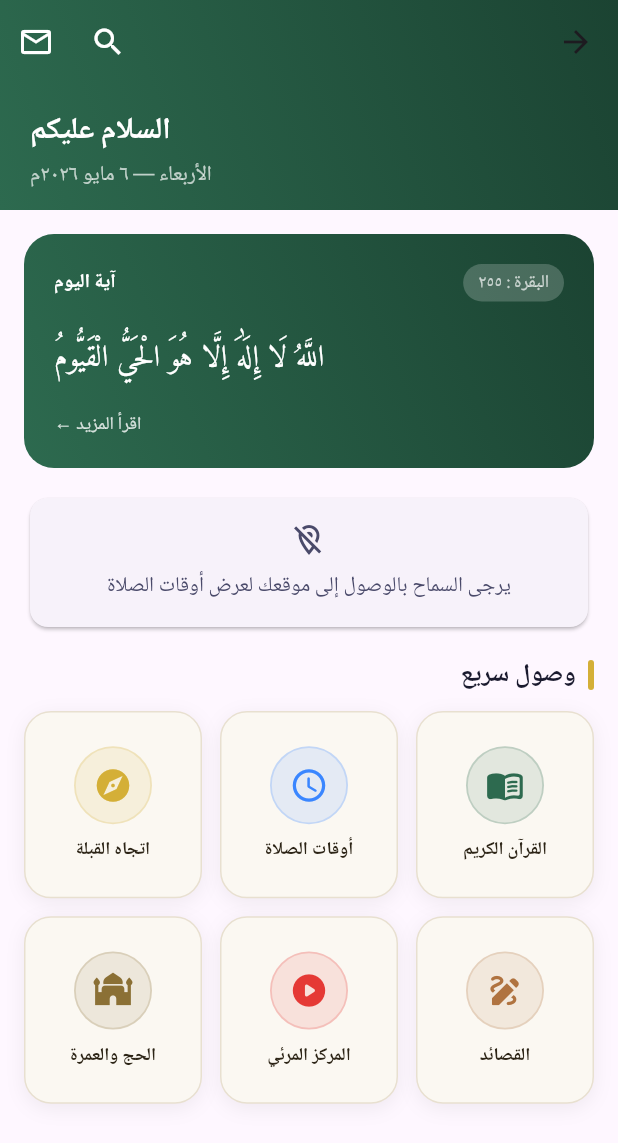
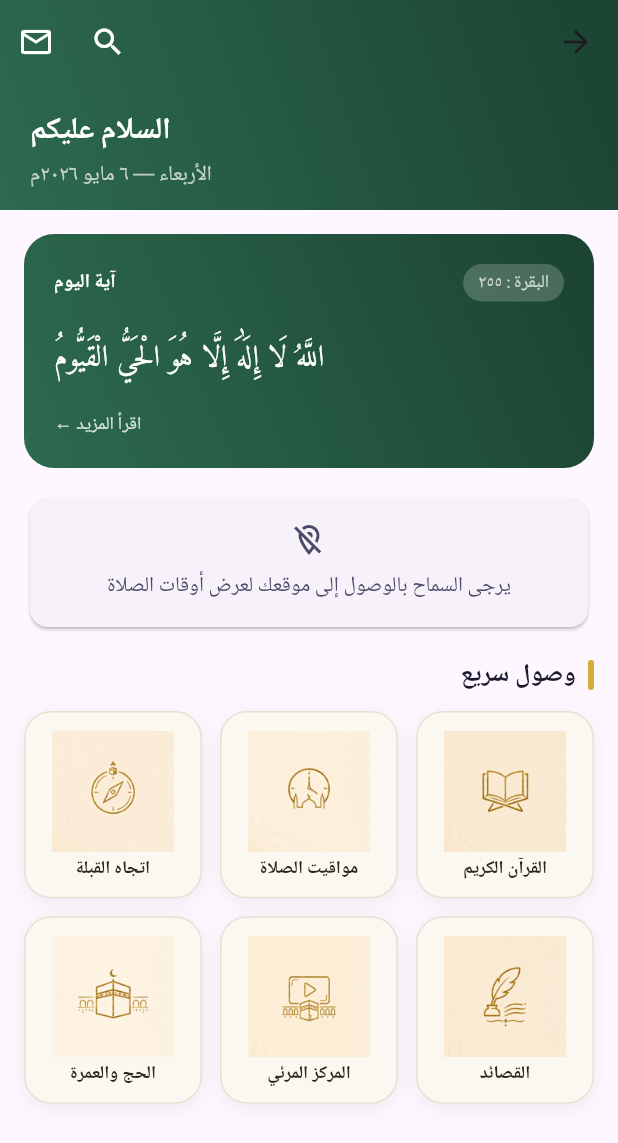
Before and after one commit to azoo1411/Mobile-Islamic-App-, a Flutter app: the HomeScreen screen opened directly, on a phone screen of 412 x 824 dp. Shown: the top 1143 px of the screen. Run offline on Flutter 3.47's test engine with Material 3 defaults, Android fonts, the phone set to English and light mode, and no system bars; our stand-ins replace adhan, drift, flutter_local_notifications, flutter_riverpod, flutter_timezone, geolocator and 7 more; accounts and stored records are empty; generated files the repository leaves out were written again.

Commit message:
feat(home): replace quick access icons with custom gold PNG images
Swapped Material icons for bespoke gold line-art PNGs (quran, prayer,
qibla, poetry, live, hajj). Labels updated to full Arabic names:
القرآن الكريم / مواقيت الصلاة / اتجاه القبلة / القصائد / المركز المرئي / الحج والعمرة.

https://claude.ai/code/session_014WZtdF3PBChV4Vg6GaR6kW

```diff
--- a/lib/features/home/presentation/widgets/quick_access_grid.dart
+++ b/lib/features/home/presentation/widgets/quick_access_grid.dart
@@ -7,38 +7,32 @@ class QuickAccessGrid extends StatelessWidget {
   static const List<_QuickItem> _items = [
     _QuickItem(
       label: 'القرآن الكريم',
-      icon: Icons.menu_book_rounded,
-      color: Color(0xFF2D6A4F),
+      imagePath: 'assets/images/quick_access/quran.png',
       route: '/quran',
     ),
     _QuickItem(
-      label: 'أوقات الصلاة',
-      icon: Icons.access_time_rounded,
-      color: Color(0xFF3A86FF),
+      label: 'مواقيت الصلاة',
+      imagePath: 'assets/images/quick_access/prayer.png',
       route: '/prayer',
     ),
     _QuickItem(
       label: 'اتجاه القبلة',
-      icon: Icons.explore_rounded,
-      color: Color(0xFFD4AF37),
+      imagePath: 'assets/images/quick_access/qibla.png',
       route: '/qibla',
     ),
     _QuickItem(
       label: 'القصائد',
-      icon: Icons.draw_rounded,
-      color: Color(0xFFB07340),
+      imagePath: 'assets/images/quick_access/poetry.png',
       route: '/poetry',
     ),
     _QuickItem(
       label: 'المركز المرئي',
-      icon: Icons.play_circle_rounded,
-      color: Color(0xFFE53935),
+      imagePath: 'assets/images/quick_access/live.png',
       route: '/live',
     ),
     _QuickItem(
       label: 'الحج والعمرة',
-      icon: Icons.mosque_rounded,
-      color: Color(0xFF8B7035),
+      imagePath: 'assets/images/quick_access/hajj.png',
       route: '/hajj',
     ),
   ];
@@ -97,30 +91,25 @@ class _QuickCardState extends State<_QuickCard> {
           child: Column(
             mainAxisAlignment: MainAxisAlignment.center,
             children: [
-              // Icon circle
-              Container(
-                width: 52,
-                height: 52,
-                decoration: BoxDecoration(
-                  color: item.color.withOpacity(0.12),
-                  shape: BoxShape.circle,
-                  border: Border.all(
-                    color: item.color.withOpacity(0.2),
-                    width: 1.2,
+              Expanded(
+                flex: 7,
+                child: Padding(
+                  padding: const EdgeInsets.fromLTRB(10, 12, 10, 4),
+                  child: Image.asset(
+                    item.imagePath,
+                    fit: BoxFit.contain,
                   ),
                 ),
-                child: Icon(item.icon, color: item.color, size: 26),
               ),
-              const SizedBox(height: 10),
               Padding(
-                padding: const EdgeInsets.symmetric(horizontal: 6),
+                padding: const EdgeInsets.fromLTRB(6, 0, 6, 10),
                 child: Text(
                   item.label,
-                  style: TextStyle(
+                  style: const TextStyle(
                     fontFamily: 'NotoNaskhArabic',
                     fontSize: 12,
                     fontWeight: FontWeight.w700,
-                    color: const Color(0xFF2C2416),
+                    color: Color(0xFF2C2416),
                     height: 1.3,
                   ),
                   textAlign: TextAlign.center,
@@ -137,14 +126,12 @@ class _QuickCardState extends State<_QuickCard> {
 
 class _QuickItem {
   final String label;
-  final IconData icon;
-  final Color color;
+  final String imagePath;
   final String route;
 
   const _QuickItem({
     required this.label,
-    required this.icon,
-    required this.color,
+    required this.imagePath,
     required this.route,
   });
 }
--- a/pubspec.yaml
+++ b/pubspec.yaml
@@ -81,6 +81,7 @@ flutter:
     - assets/fonts/
     - assets/images/
     - assets/images/hajj/
+    - assets/images/quick_access/
     - assets/icons/
     - assets/audio/
     - assets/data/
```
Also changed, not shown: assets/images/quick_access/hajj.png (added), assets/images/quick_access/live.png (added), assets/images/quick_access/poetry.png (added), assets/images/quick_access/prayer.png (added), assets/images/quick_access/qibla.png (added), assets/images/quick_access/quran.png (added).
